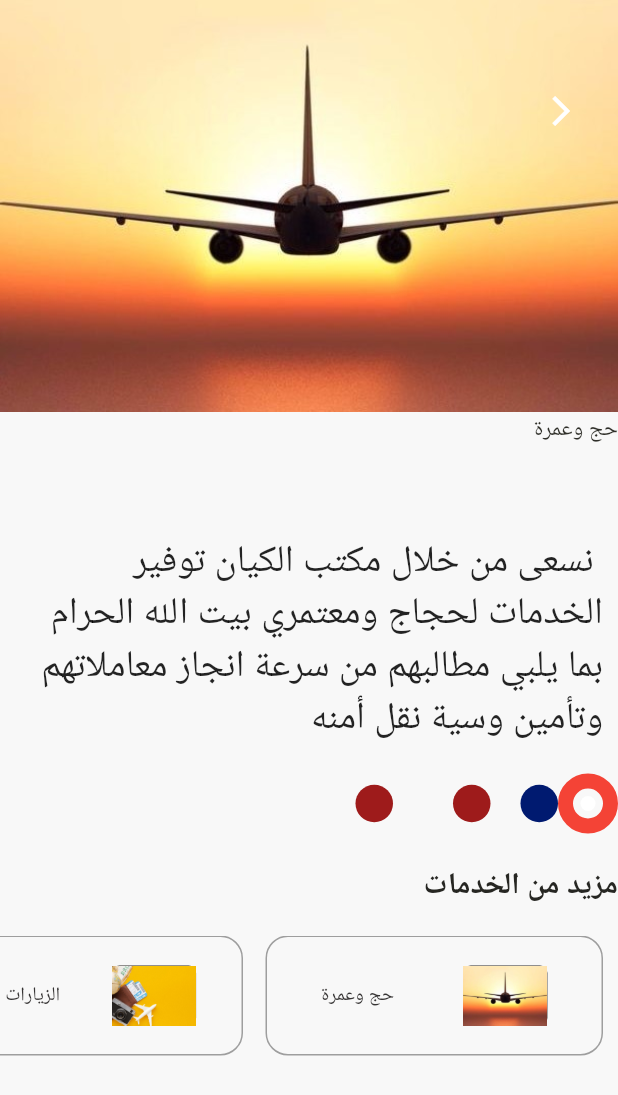
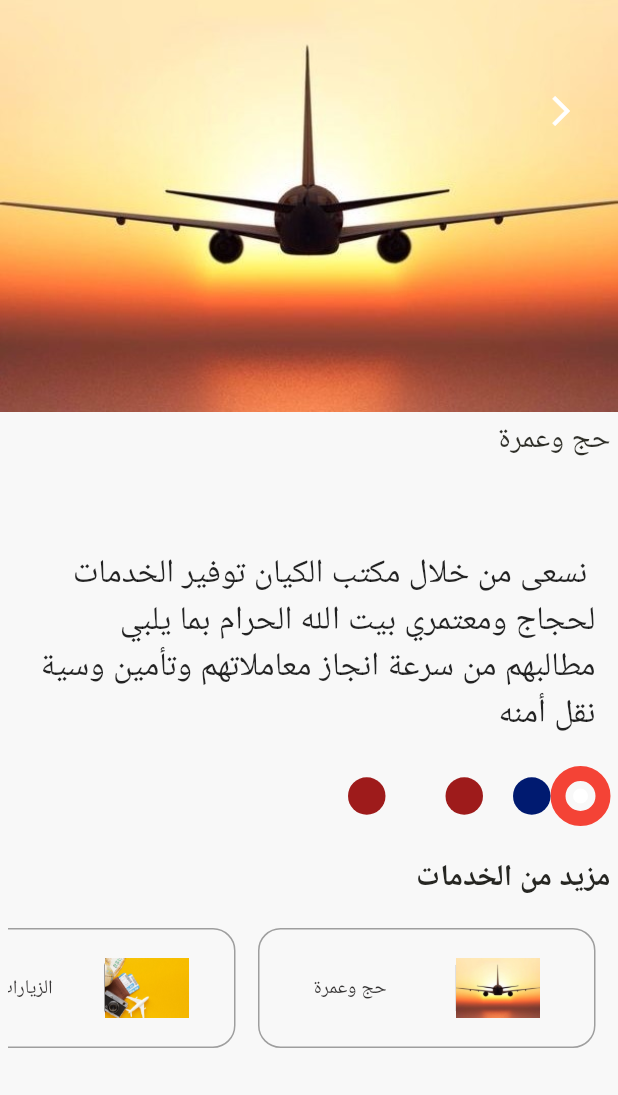
Before and after one commit to yusefHajeb/Al-Kayan-Travel-Application, a Flutter app: the PageService screen opened directly with empty values, on a phone screen of 412 x 824 dp. Shown: the top 1095 px of the screen. Run offline on Flutter 3.47's test engine with Material 2 defaults, Android fonts, the phone set to English and light mode, and no system bars; our stand-ins replace animated_text_kit, curved_navigation_bar, flutter_staggered_animations, google_nav_bar, page_transition, progress_state_button and 1 more.

```diff
--- a/lib/screen/first_screen.dart
+++ b/lib/screen/first_screen.dart
@@ -12,7 +12,6 @@ import 'package:yah_app/tolls.dart';
 import 'package:yah_app/Widget/catagory_curd.dart';
 import 'package:yah_app/screen/kaian_screen.dart';
 
-import '../Widget/widget_tools/list_animition2.dart';
 import '../Widget/widget_tools/mydrawer.dart';
 import '../Widget/widget_tools/secreen_animation.dart';
 import '../Widget/widget_tools/text_ani,ation.dart';
@@ -98,7 +97,7 @@ class _firstScreenState extends State<firstScreen> {
                     closedBuilder: (_, openContainer) {
                       return Container(
                         height: 80,
-                        color: Colors.orange,
+                        color: Colors.transparent,
                         width: 80,
                         child: Center(
                           child: Text(
@@ -213,12 +212,10 @@ class _firstScreenState extends State<firstScreen> {
                   color: Color.fromARGB(255, 22, 51, 26),
                 ),
                 press: () {
-                  // setState(() {
-                  //   Navigator.push(
-                  //       context,
-                  //       MaterialPageRoute(
-                  //           builder: ((context) => ListAnmition2())));
-                  // });
+                  setState(() {
+                    Navigator.push(context,
+                        MaterialPageRoute(builder: ((context) => CardNew())));
+                  });
                   // Navigator.of(context).push(MyCustomUI());
                 },
               ),
--- a/lib/screen/sirvec_page.dart
+++ b/lib/screen/sirvec_page.dart
@@ -24,12 +24,13 @@ class _PageService extends State<PageService> {
     //عند الا
     final int sectionIndex = ModalRoute.of(context)?.settings.arguments as int;
     print(sectionIndex);
-    // final selectedMeal =
-    // DUMMY_MEALS.firstWhere((meal) => sectionIndex == meal.id);
+
     return Scaffold(
       body: Column(children: [
         Stack(children: <Widget>[
-          Hero(
+          Expanded(
+            flex: 1,
+            child: Hero(
               tag: (DUMMY_MEALS[sectionIndex].id),
               child: Container(
                 height: size.height / 3,
@@ -44,6 +45,7 @@ class _PageService extends State<PageService> {
                     borderRadius: BorderRadius.only(
                         bottomLeft: Radius.circular(50),
                         bottomRight: Radius.circular(50))),
+              ),
             ),
           ),
           Positioned(
@@ -77,16 +79,20 @@ class _PageService extends State<PageService> {
         //       ),
         //       height: 60,
         //     )),
-        SingleChildScrollView(
+        Padding(
+          padding: EdgeInsets.symmetric(vertical: 5, horizontal: 5),
           child: Column(
             crossAxisAlignment: CrossAxisAlignment.start,
             children: [
-              Text(
+              Expanded(
+                flex: 1,
+                child: Text(
                   DUMMY_MEALS[sectionIndex].title,
                   style: TextStyle(
                     color: Color.fromARGB(230, 25, 25, 18),
-                    fontSize: 15,
-                    height: 1.4),
+                    fontSize: 20,
+                  ),
+                ),
               ),
               SizedBox(height: 40),
               Padding(
@@ -95,7 +101,7 @@ class _PageService extends State<PageService> {
                   DUMMY_MEALS[sectionIndex].paragraph,
                   style: TextStyle(
                       color: Color.fromARGB(219, 0, 0, 0),
-                      fontSize: 25,
+                      fontSize: 22,
                       height: 1.4),
                 ),
               ),
```
Lines whose indentation alone changed are shown as unchanged.
